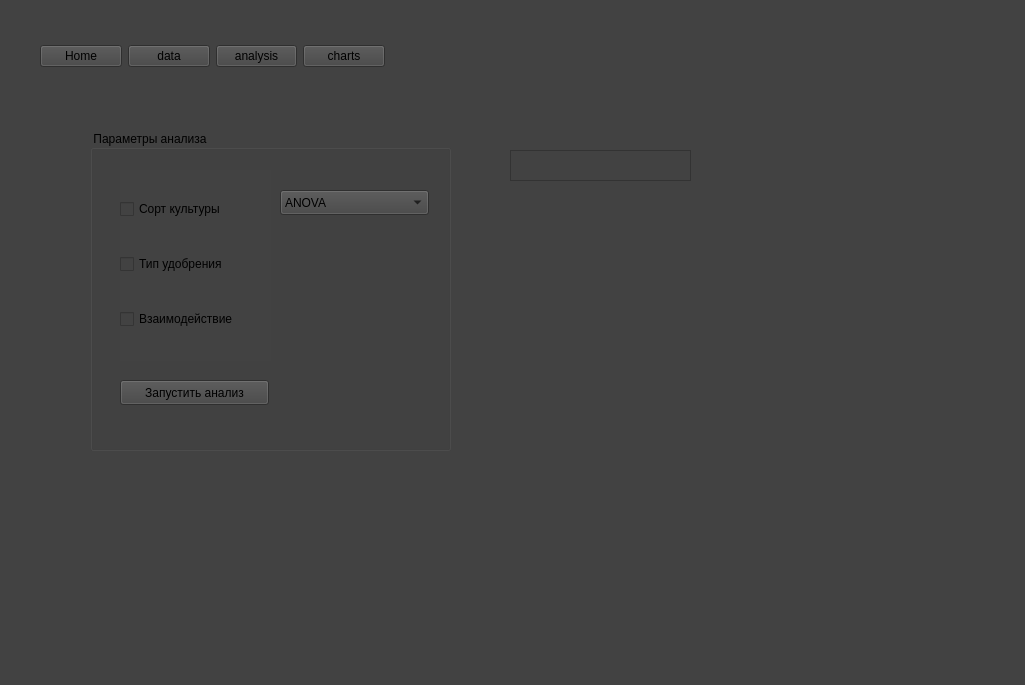
Above: ui/main.ui from sshyta/FertYieldExplorer before the change. Below: the same form after it.
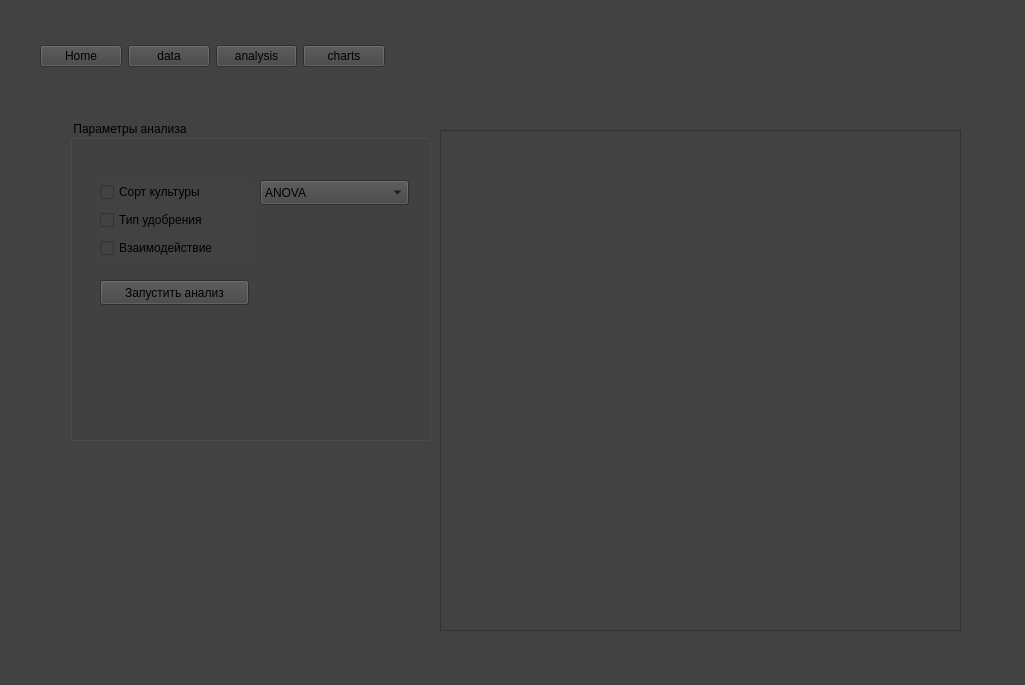
That is the form after the change. The open tabs and pages were chosen to show the change. Icons and pictures are not drawn.

The edit to the form file:
```diff
--- a/ui/main.ui
+++ b/ui/main.ui
@@ -184,8 +184,8 @@
      <widget class="QGroupBox" name="analysisGroupBox">
       <property name="geometry">
        <rect>
-        <x>50</x>
-        <y>40</y>
+        <x>30</x>
+        <y>30</y>
         <width>361</width>
         <height>321</height>
        </rect>
@@ -197,7 +197,7 @@
        <property name="geometry">
         <rect>
          <x>30</x>
-         <y>250</y>
+         <y>160</y>
          <width>149</width>
          <height>25</height>
         </rect>
@@ -230,9 +230,9 @@
        <property name="geometry">
         <rect>
          <x>30</x>
-         <y>40</y>
+         <y>60</y>
          <width>151</width>
-         <height>191</height>
+         <height>81</height>
         </rect>
        </property>
        <layout class="QVBoxLayout" name="verticalLayout">
@@ -263,10 +263,10 @@
      <widget class="QTextEdit" name="resultsText">
       <property name="geometry">
        <rect>
-        <x>470</x>
-        <y>60</y>
-        <width>181</width>
-        <height>31</height>
+        <x>400</x>
+        <y>40</y>
+        <width>521</width>
+        <height>501</height>
        </rect>
       </property>
      </widget>
```
Left out of the diff: 32 changed lines with no effect on the pictures.
